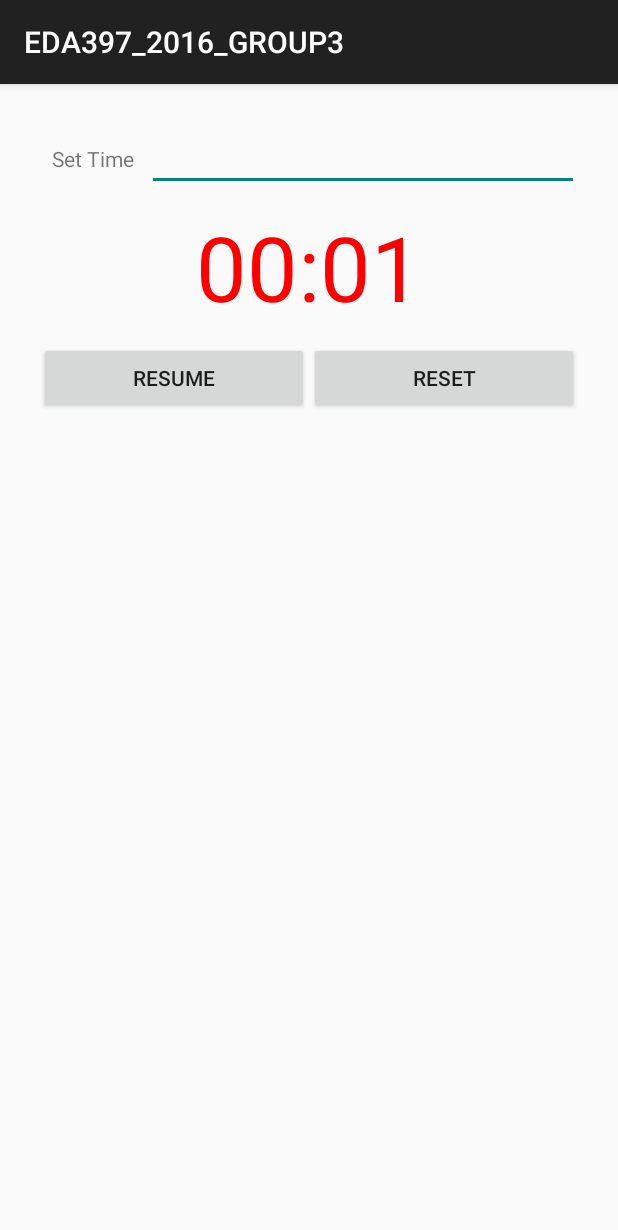
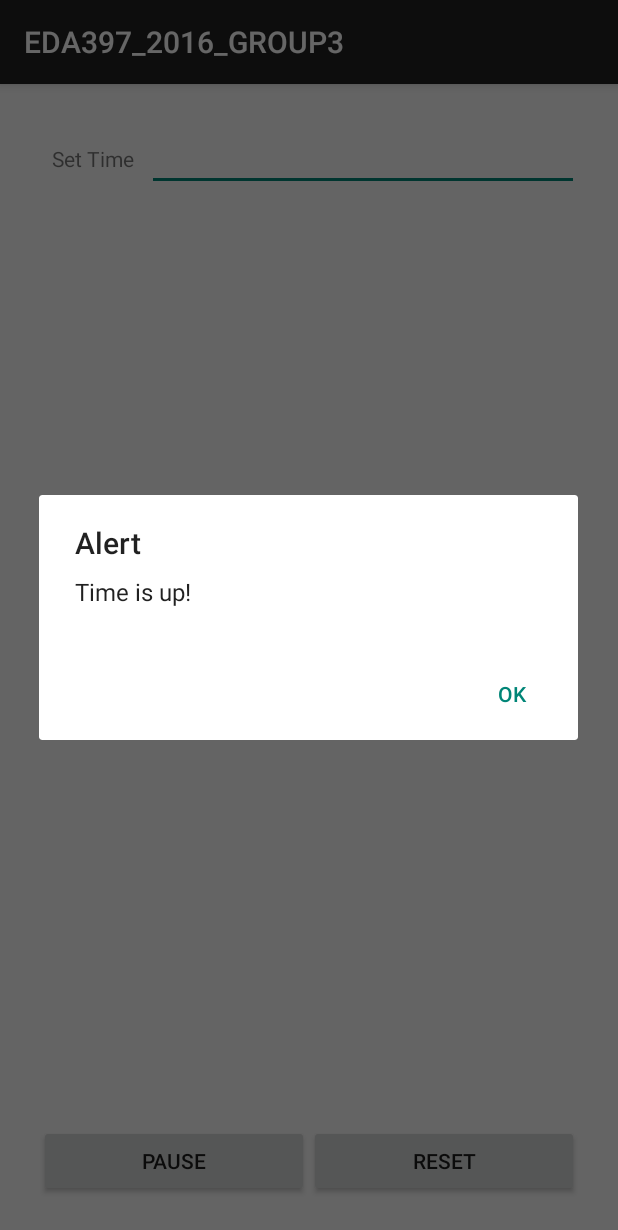
Before and after one commit to sebbe33/EDA_397_2016_Group3, an Android app: the screen it shows after launch (MainActivity), after a tap on "PAUSE", on a phone screen of 412 x 824 dp. Shown: the top 1230 px of the screen. Run offline under Robolectric (Android 15) with nearby library versions, the phone set to English and light mode, and no system bars; 1 statement that could not run was skipped; 1 other tap on this screen came first.

Commit message:
added notification (with sound), created a timer class, changed chronometer to countdown

```diff
--- a/app/src/main/java/chalmers/eda397_2016_group3/MainActivity.java
+++ b/app/src/main/java/chalmers/eda397_2016_group3/MainActivity.java
@@ -1,25 +1,30 @@
 package chalmers.eda397_2016_group3;
 
 import android.app.AlertDialog;
+import android.app.NotificationManager;
 import android.content.DialogInterface;
 import android.content.Intent;
+import android.net.Uri;
 import android.os.Bundle;
+import android.os.Handler;
 import android.os.SystemClock;
+import android.support.v4.app.NotificationCompat;
 import android.support.v7.app.ActionBarActivity;
+import android.util.Log;
 import android.view.View;
 import android.widget.Button;
 import android.widget.Chronometer;
 import android.widget.EditText;
+import android.widget.TextView;
 
 import com.google.android.gms.appindexing.AppIndex;
 import com.google.android.gms.common.api.GoogleApiClient;
 
+import java.util.Locale;
+
 public class MainActivity extends ActionBarActivity {
-    private int startTime = 0;
-    private boolean timerIsStarted = false;
-    private long timeWhenStopped = 0;
-    private boolean timerIsPaused = false;
-    private Intent intent;
+
+    private int totalTimeSeconds;
     EditText edtSetTime;
 
     /**
@@ -29,48 +34,89 @@ public class MainActivity extends ActionBarActivity {
     private GoogleApiClient client;
 
 
+    private NotificationManager mNotifyMgr;
+
+    private MyTimer timer = new MyTimer(new Handler());
+
+    private String formatTime(String format, long millisLeft) {
+        long hours = millisLeft / 1000 / 60 / 60,
+                minutes = (millisLeft / 1000 / 60) % 60,
+                seconds = (millisLeft / 1000) % 60,
+                millis = millisLeft % 1000;
+
+        return String.format(Locale.US, format, hours, minutes, seconds, millis);
+    }
+
     @Override
     protected void onCreate(Bundle savedInstanceState) {
         super.onCreate(savedInstanceState);
         setContentView(R.layout.activity_main);
 
-        final Chronometer chronometer = (Chronometer) findViewById(R.id.chronometer);
+        // Notification
+        mNotifyMgr = (NotificationManager) getSystemService(NOTIFICATION_SERVICE);
+        final NotificationCompat.Builder notificationBuilder =
+                new NotificationCompat.Builder(this)
+                        .setSmallIcon(R.mipmap.ic_launcher)
+                        .setContentTitle("Timer");
+
+        // Timer stuff
+        final String timerFormat = getString(R.string.timer_format);
+        final TextView tv_timer = (TextView) findViewById(R.id.tv_timer);
+        final MyTimer timer = new MyTimer(new Handler());
+        timer.setCallback(new MyTimer.Callback() {
+            @Override
+            public void onTick(long totalElapsedMillis) {
+                long millisLeft = Math.max(0, totalTimeSeconds * 1000 - totalElapsedMillis);
+                String time = formatTime(timerFormat, millisLeft);
+                tv_timer.setText(time);
+                notificationBuilder.setContentText(time);
+                mNotifyMgr.notify(R.integer.notification_timer, notificationBuilder.build());
+                // If the current time over the time user set.
+                if (millisLeft == 0) {
+                    timer.stop();
+                    // Notify the user
+                    notificationBuilder.setContentText("Time is up!");
+                    notificationBuilder.setSound(Uri.parse("android.resource://"
+                            + getPackageName() + "/" + R.raw.cat));
+                    mNotifyMgr.notify(R.integer.notification_timer, notificationBuilder.build());
+                    notificationBuilder.setSound(null);
+                    showDialog();
+
+                }
+            }
+        });
         final Button btnStart = (Button) findViewById(R.id.btnStart);
         Button btnRest = (Button) findViewById(R.id.btnReset);
-         edtSetTime = (EditText) findViewById(R.id.edt_settime);
+               edtSetTime = (EditText) findViewById(R.id.edt_settime);
         btnStart.setOnClickListener(new View.OnClickListener() {
             @Override
             public void onClick(View v) {
-                if (!timerIsStarted && !timerIsPaused) {
-                    System.out.println("--Start Timer---");
+                if (!timer.isRunning()) {
+                    System.out.println("--Start MyTimer---");
                     String ss = edtSetTime.getText().toString();
                     if (!(ss.equals("") && ss != null)) {
-                        startTime = Integer.parseInt(edtSetTime.getText()
+                        totalTimeSeconds = Integer.parseInt(edtSetTime.getText()
                                 .toString());
                     }
-                    // Set start time
-                    chronometer.setBase(SystemClock.elapsedRealtime());
                     // Start counting
-                    chronometer.start();
+                    timer.start(1);
                     btnStart.setText("Pause");
-                    timerIsStarted = true;
-
-                } else if (timerIsStarted && !timerIsPaused) {
+                    String time = formatTime(timerFormat, totalTimeSeconds*1000);
+                    tv_timer.setText(time);
+                    // Notification
+                    notificationBuilder.setContentText(time);
+                    mNotifyMgr.notify(R.integer.notification_timer, notificationBuilder.build());
+                } else if (!timer.isPaused()) {
                     //pause the timer
-                    timeWhenStopped = chronometer.getBase() - SystemClock.elapsedRealtime();
-                    timerIsPaused = true;
-                    timerIsStarted = false;
-                    chronometer.stop();
+                    timer.pause();
                     btnStart.setText("Resume");
-
+                    // Notification
+                    notificationBuilder.setContentText("Paused");
+                    mNotifyMgr.notify(R.integer.notification_timer, notificationBuilder.build());
                 } else {
                     //resume the timer
-                    chronometer.setBase(SystemClock.elapsedRealtime() + timeWhenStopped);
-                    chronometer.start();
-                    timerIsPaused = false;
-                    timerIsStarted = true;
+                    timer.resume();
                     btnStart.setText("Pause");
-
                 }
             }
         });
@@ -80,25 +126,11 @@ public class MainActivity extends ActionBarActivity {
             @Override
             public void onClick(View v) {
                 //Reset the timer
-                chronometer.setBase(SystemClock.elapsedRealtime());
-                timeWhenStopped = 0;
+                if(timer.isRunning())
+                    timer.stop();
+                tv_timer.setText(null);
                 btnStart.setText("Start");
-                timerIsPaused = false;
-                timerIsStarted = false;
-
-            }
-        });
-        chronometer.setOnChronometerTickListener(new Chronometer.OnChronometerTickListener() {
-            @Override
-            public void onChronometerTick(Chronometer chronometer) {
-                // If the current time over the time user set.
-                if (SystemClock.elapsedRealtime()
-                        - chronometer.getBase() > startTime * 1000) {
-                    chronometer.stop();
-                    // Notify the user
-                    showDialog();
-
-                }
+                mNotifyMgr.cancel(R.integer.notification_timer);
             }
         });
 
--- /dev/null
+++ b/app/src/main/java/chalmers/eda397_2016_group3/MyTimer.java
@@ -0,0 +1,95 @@
+package chalmers.eda397_2016_group3;
+
+import android.os.Handler;
+import android.util.Log;
+
+import java.util.Timer;
+import java.util.TimerTask;
+
+/**
+ * Created by Alex on 2016-04-19.
+ */
+public class MyTimer {
+
+    public interface Callback {
+        void onTick(long totalElapsedMillis);
+    }
+
+    private class CallbackTask implements Runnable {
+        @Override
+        public void run() {
+            long total = System.currentTimeMillis() - start;
+            callback.onTick(total);
+            synchronized(MyTimer.this) {
+                if(!isRunning || isPaused)
+                    return;
+            }
+            handler.postDelayed(this, Math.max(1, lastPeriod - (total % lastPeriod)));
+        }
+    }
+
+    private final Handler handler;
+    private MyTimer.CallbackTask task = new MyTimer.CallbackTask();
+    private MyTimer.Callback callback;
+    private boolean isRunning = false, isPaused = false;
+    private int lastPeriod;
+    private long start, pauseTime;
+
+    public MyTimer(Handler handler) {
+        this.handler = handler;
+    }
+
+    public void setCallback(MyTimer.Callback callback) {
+        this.callback = callback;
+    }
+
+    public boolean isRunning() {
+        return isRunning;
+    }
+
+    public boolean isPaused() {
+        return isPaused;
+    }
+
+    public synchronized void start(int period) {
+        if(period < 1)
+            throw new IllegalArgumentException("period < 1");
+        if(isRunning)
+            throw new IllegalStateException("already running");
+        isRunning = true;
+        lastPeriod = period;
+        start = System.currentTimeMillis();
+        handler.postDelayed(task, period);
+    }
+
+
+    public synchronized void stop() {
+        if(!isRunning)
+            throw new IllegalStateException("not running");
+        isRunning = false;
+        isPaused = false;
+        handler.removeCallbacks(task);
+    }
+
+    public synchronized void pause() {
+        if(!isRunning)
+            throw new IllegalStateException("not running");
+        if(isPaused)
+            return;
+        isPaused = true;
+        pauseTime = System.currentTimeMillis();
+        handler.removeCallbacks(task);
+    }
+
+    public synchronized void resume() {
+        if(!isRunning)
+            throw new IllegalStateException("not running");
+        if(!isPaused)
+            return;
+        isPaused = false;
+        long delay = Math.max(1, lastPeriod - ((pauseTime - start) % lastPeriod));
+        start += System.currentTimeMillis() - pauseTime;
+        handler.postDelayed(task, delay);
+    }
+
+}
--- a/app/src/main/res/layout/activity_main.xml
+++ b/app/src/main/res/layout/activity_main.xml
@@ -33,15 +33,16 @@
                 android:inputType="number" />
         </LinearLayout>
 
-        <Chronometer
-            android:id="@+id/chronometer"
+
+        <TextView android:id="@+id/tv_timer"
             android:layout_width="fill_parent"
             android:layout_height="wrap_content"
+            android:layout_weight="4"
             android:gravity="center"
-            android:textColor="#ff0000"
-            android:textSize="60dip"
-            android:layout_below="@+id/linearLayout"
-            android:layout_alignEnd="@+id/linearLayout" />
+            android:textSize="40dp"
+            android:hint="@string/timer_format_hint" />
+
+
 
         <LinearLayout
             android:layout_width="fill_parent"
--- /dev/null
+++ b/app/src/main/res/values/ints.xml
@@ -0,0 +1,5 @@
+<?xml version="1.0" encoding="utf-8"?>
+<resources>
+    <integer name="notification_timer">1</integer>
+
+</resources>
--- a/app/src/main/res/values/strings.xml
+++ b/app/src/main/res/values/strings.xml
@@ -1,3 +1,5 @@
 <resources>
     <string name="app_name">EDA397_2016_GROUP3</string>
+    <string name="timer_format" formatted="false">%02d:%02d:%02d.%03d</string>
+    <string name="timer_format_hint">HH:MM:SS.mmm</string>
 </resources>
```
Also changed, not shown: 1 other file.
